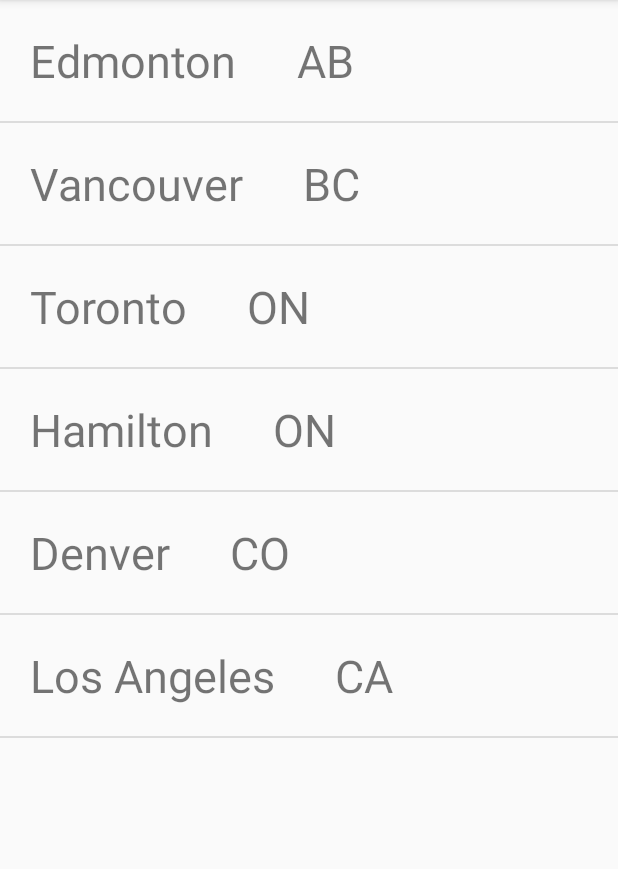
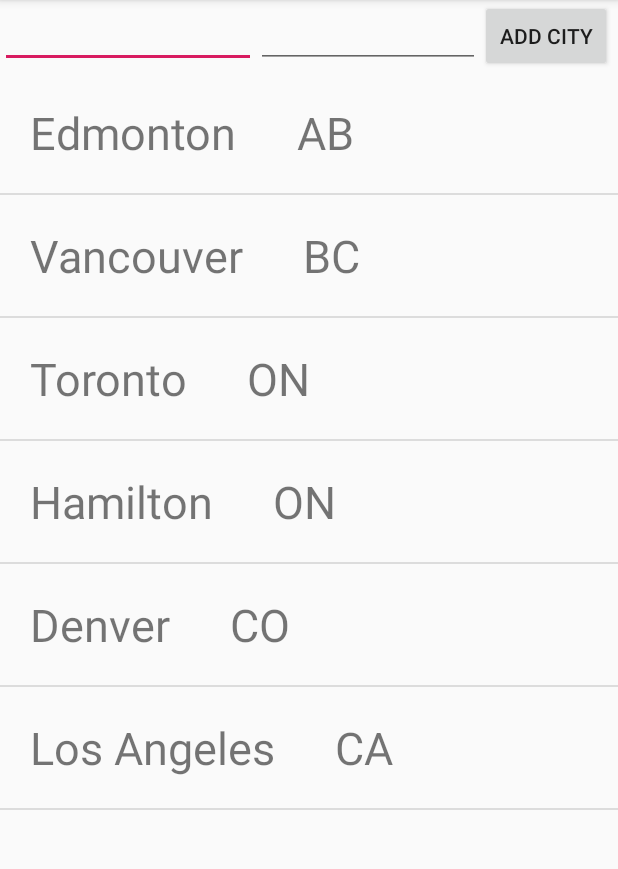
Before and after one commit to simpleParadox/CMPUT-301-CustomList, an Android app: the screen it shows after launch (MainActivity), on a phone screen of 412 x 824 dp, the part 84-953 px from its top. Run offline under Robolectric (Android 15) with nearby library versions, the phone set to English and light mode, and no system bars.

Commit message:
Update activity_main.xml

```diff
--- a/app/src/main/res/layout/activity_main.xml
+++ b/app/src/main/res/layout/activity_main.xml
@@ -6,12 +6,32 @@
     android:layout_height="match_parent"
     android:orientation="vertical"
     tools:context=".MainActivity">
-
+    <LinearLayout
+        android:layout_width="match_parent"
+        android:layout_height="wrap_content"
+        android:orientation="horizontal">
+        <EditText
+            android:id="@+id/add_city_field"
+            android:layout_width="wrap_content"
+            android:layout_height="wrap_content"
+            android:ems="8">
+        </EditText>
+        <EditText
+            android:id="@+id/add_province_edit_text"
+            android:layout_width="wrap_content"
+            android:layout_height="wrap_content"
+            android:ems="7">
+        </EditText>
+        <Button
+            android:id="@+id/add_city_button"
+            android:layout_width="wrap_content"
+            android:layout_height="wrap_content"
+            android:text="Add City">
+        </Button>
+    </LinearLayout>
     <ListView
         android:id="@+id/city_list"
         android:layout_width="match_parent"
         android:layout_height="match_parent">
-
     </ListView>
-
 </LinearLayout>
```
